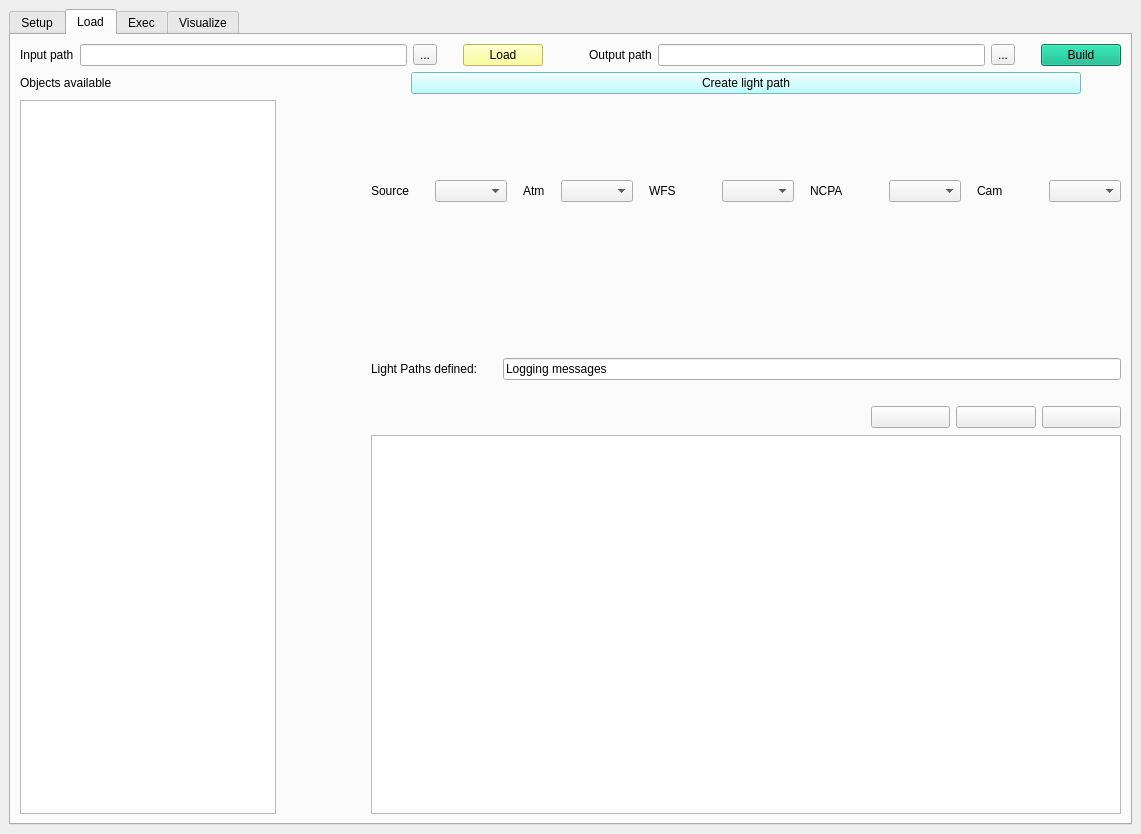
Qt form oopao_ui_interface.ui (nrodlin/oopao-gui) before a commit.
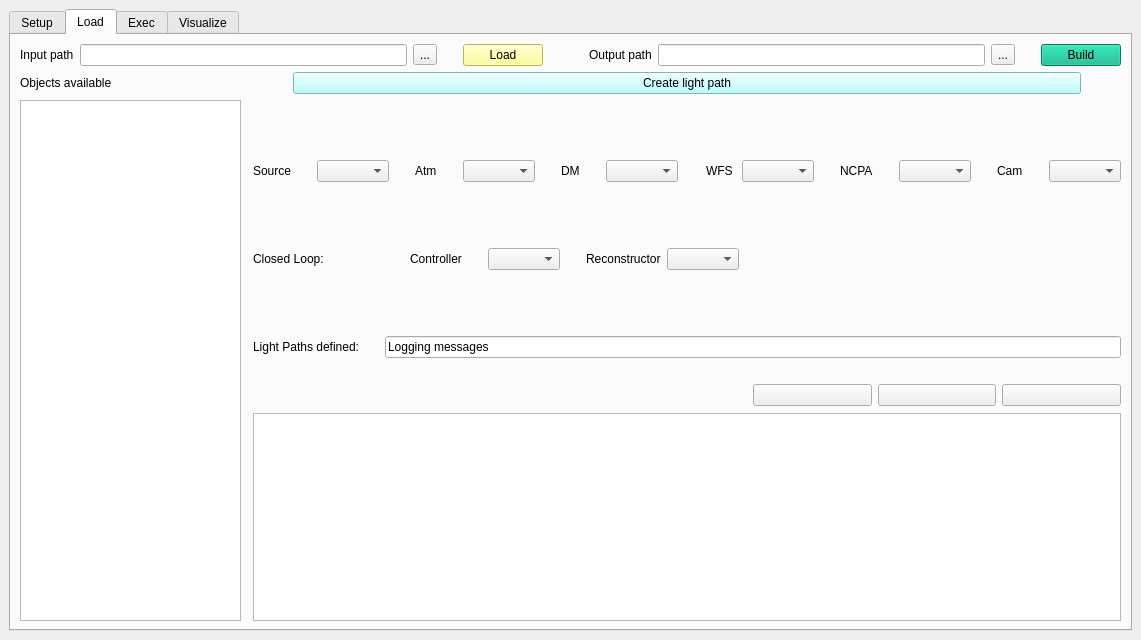
The same form after that commit. The open tabs and pages were chosen to show the change. Icons and pictures are not drawn.

Commit message: Added closed loop objects into the load page for convenience

Diff of the .ui file:
```diff
--- a/oopao_ui_interface.ui
+++ b/oopao_ui_interface.ui
@@ -7,7 +7,7 @@
     <x>0</x>
     <y>0</y>
     <width>1141</width>
-    <height>834</height>
+    <height>640</height>
    </rect>
   </property>
   <property name="windowTitle">
@@ -365,7 +365,7 @@
                 <property name="sizeHint" stdset="0">
                  <size>
                   <width>20</width>
-                  <height>80</height>
+                  <height>60</height>
                  </size>
                 </property>
                </spacer>
@@ -408,7 +408,7 @@
                   </property>
                   <property name="sizeHint" stdset="0">
                    <size>
-                    <width>10</width>
+                    <width>20</width>
                     <height>20</height>
                    </size>
                   </property>
@@ -431,7 +431,7 @@
                   </property>
                   <property name="sizeHint" stdset="0">
                    <size>
-                    <width>10</width>
+                    <width>20</width>
                     <height>20</height>
                    </size>
                   </property>
@@ -450,7 +450,62 @@
                   </property>
                   <property name="sizeHint" stdset="0">
                    <size>
-                    <width>10</width>
+                    <width>20</width>
+                    <height>20</height>
+                   </size>
+                  </property>
+                 </spacer>
+                </item>
+                <item>
+                 <widget class="QLabel" name="label_15">
+                  <property name="text">
+                   <string>DM</string>
+                  </property>
+                 </widget>
+                </item>
+                <item>
+                 <spacer name="horizontalSpacer_25">
+                  <property name="orientation">
+                   <enum>Qt::Horizontal</enum>
+                  </property>
+                  <property name="sizeType">
+                   <enum>QSizePolicy::Fixed</enum>
+                  </property>
+                  <property name="sizeHint" stdset="0">
+                   <size>
+                    <width>20</width>
+                    <height>20</height>
+                   </size>
+                  </property>
+                 </spacer>
+                </item>
+                <item>
+                 <widget class="QComboBox" name="comboBox_7"/>
+                </item>
+                <item>
+                 <spacer name="horizontalSpacer_27">
+                  <property name="orientation">
+                   <enum>Qt::Horizontal</enum>
+                  </property>
+                  <property name="sizeType">
+                   <enum>QSizePolicy::Fixed</enum>
+                  </property>
+                  <property name="sizeHint" stdset="0">
+                   <size>
+                    <width>20</width>
+                    <height>20</height>
+                   </size>
+                  </property>
+                 </spacer>
+                </item>
+                <item>
+                 <spacer name="horizontalSpacer_26">
+                  <property name="orientation">
+                   <enum>Qt::Horizontal</enum>
+                  </property>
+                  <property name="sizeHint" stdset="0">
+                   <size>
+                    <width>20</width>
                     <height>20</height>
                    </size>
                   </property>
@@ -473,7 +528,7 @@
                   </property>
                   <property name="sizeHint" stdset="0">
                    <size>
-                    <width>40</width>
+                    <width>20</width>
                     <height>20</height>
                    </size>
                   </property>
@@ -492,7 +547,7 @@
                   </property>
                   <property name="sizeHint" stdset="0">
                    <size>
-                    <width>10</width>
+                    <width>20</width>
                     <height>20</height>
                    </size>
                   </property>
@@ -511,11 +566,11 @@
                    <enum>Qt::Horizontal</enum>
                   </property>
                   <property name="sizeType">
-                   <enum>QSizePolicy::Expanding</enum>
+                   <enum>QSizePolicy::Fixed</enum>
                   </property>
                   <property name="sizeHint" stdset="0">
                    <size>
-                    <width>40</width>
+                    <width>20</width>
                     <height>20</height>
                    </size>
                   </property>
@@ -534,7 +589,7 @@
                   </property>
                   <property name="sizeHint" stdset="0">
                    <size>
-                    <width>10</width>
+                    <width>20</width>
                     <height>20</height>
                    </size>
                   </property>
@@ -553,11 +608,11 @@
                    <enum>Qt::Horizontal</enum>
                   </property>
                   <property name="sizeType">
-                   <enum>QSizePolicy::Expanding</enum>
+                   <enum>QSizePolicy::Fixed</enum>
                   </property>
                   <property name="sizeHint" stdset="0">
                    <size>
-                    <width>40</width>
+                    <width>20</width>
                     <height>20</height>
                    </size>
                   </property>
@@ -568,6 +623,114 @@
                 </item>
                </layout>
               </item>
+              <item>
+               <spacer name="verticalSpacer_5">
+                <property name="orientation">
+                 <enum>Qt::Vertical</enum>
+                </property>
+                <property name="sizeType">
+                 <enum>QSizePolicy::Fixed</enum>
+                </property>
+                <property name="sizeHint" stdset="0">
+                 <size>
+                  <width>20</width>
+                  <height>60</height>
+                 </size>
+                </property>
+               </spacer>
+              </item>
+              <item>
+               <layout class="QHBoxLayout" name="horizontalLayout_10">
+                <item>
+                 <widget class="QLabel" name="label_12">
+                  <property name="text">
+                   <string>Closed Loop:</string>
+                  </property>
+                 </widget>
+                </item>
+                <item>
+                 <spacer name="horizontalSpacer_24">
+                  <property name="orientation">
+                   <enum>Qt::Horizontal</enum>
+                  </property>
+                  <property name="sizeType">
+                   <enum>QSizePolicy::Fixed</enum>
+                  </property>
+                  <property name="sizeHint" stdset="0">
+                   <size>
+                    <width>80</width>
+                    <height>20</height>
+                   </size>
+                  </property>
+                 </spacer>
+                </item>
+                <item>
+                 <widget class="QLabel" name="label_13">
+                  <property name="text">
+                   <string>Controller</string>
+                  </property>
+                 </widget>
+                </item>
+                <item>
+                 <spacer name="horizontalSpacer_21">
+                  <property name="orientation">
+                   <enum>Qt::Horizontal</enum>
+                  </property>
+                  <property name="sizeType">
+                   <enum>QSizePolicy::Fixed</enum>
+                  </property>
+                  <property name="sizeHint" stdset="0">
+                   <size>
+                    <width>20</width>
+                    <height>20</height>
+                   </size>
+                  </property>
+                 </spacer>
+                </item>
+                <item>
+                 <widget class="QComboBox" name="comboBox_4"/>
+                </item>
+                <item>
+                 <spacer name="horizontalSpacer_22">
+                  <property name="orientation">
+                   <enum>Qt::Horizontal</enum>
+                  </property>
+                  <property name="sizeType">
+                   <enum>QSizePolicy::Fixed</enum>
+                  </property>
+                  <property name="sizeHint" stdset="0">
+                   <size>
+                    <width>20</width>
+                    <height>20</height>
+                   </size>
+                  </property>
+                 </spacer>
+                </item>
+                <item>
+                 <widget class="QLabel" name="label_14">
+                  <property name="text">
+                   <string>Reconstructor</string>
+                  </property>
+                 </widget>
+                </item>
+                <item>
+                 <widget class="QComboBox" name="comboBox_5"/>
+                </item>
+                <item>
+                 <spacer name="horizontalSpacer_23">
+                  <property name="orientation">
+                   <enum>Qt::Horizontal</enum>
+                  </property>
+                  <property name="sizeHint" stdset="0">
+                   <size>
+                    <width>40</width>
+                    <height>20</height>
+                   </size>
+                  </property>
+                 </spacer>
+                </item>
+               </layout>
+              </item>
               <item>
                <spacer name="verticalSpacer_3">
                 <property name="orientation">
@@ -579,7 +742,7 @@
                 <property name="sizeHint" stdset="0">
                  <size>
                   <width>20</width>
-                  <height>150</height>
+                  <height>60</height>
                  </size>
                 </property>
                </spacer>
```
Left out of the diff: 2 changed lines with no effect on the pictures.
